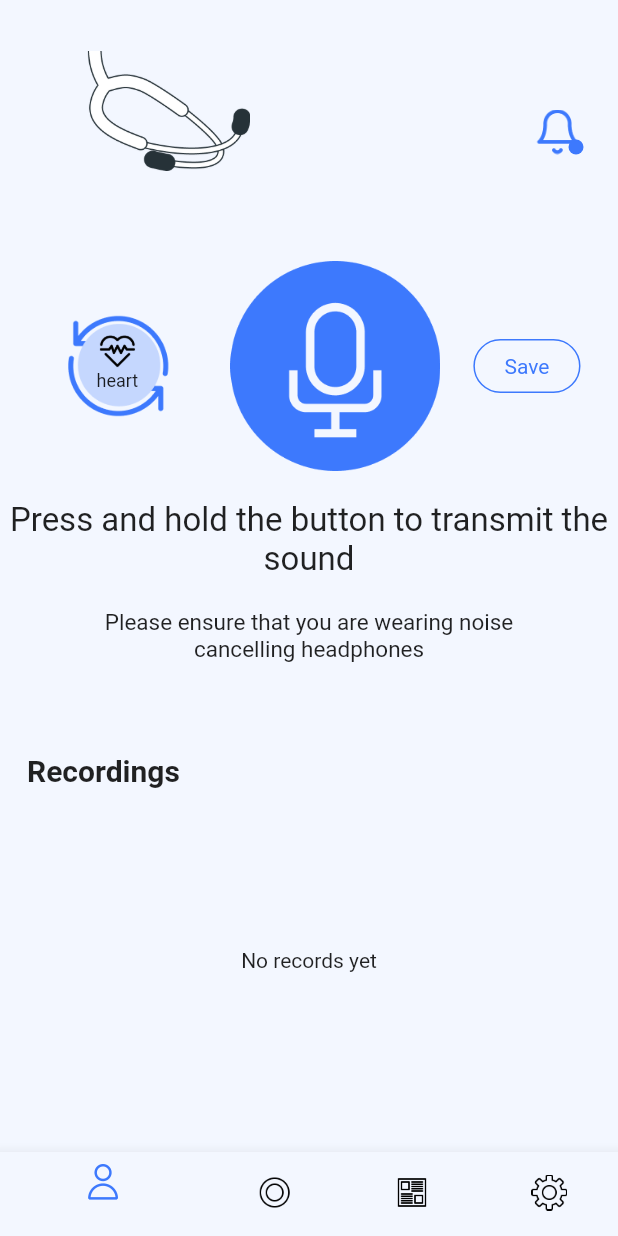
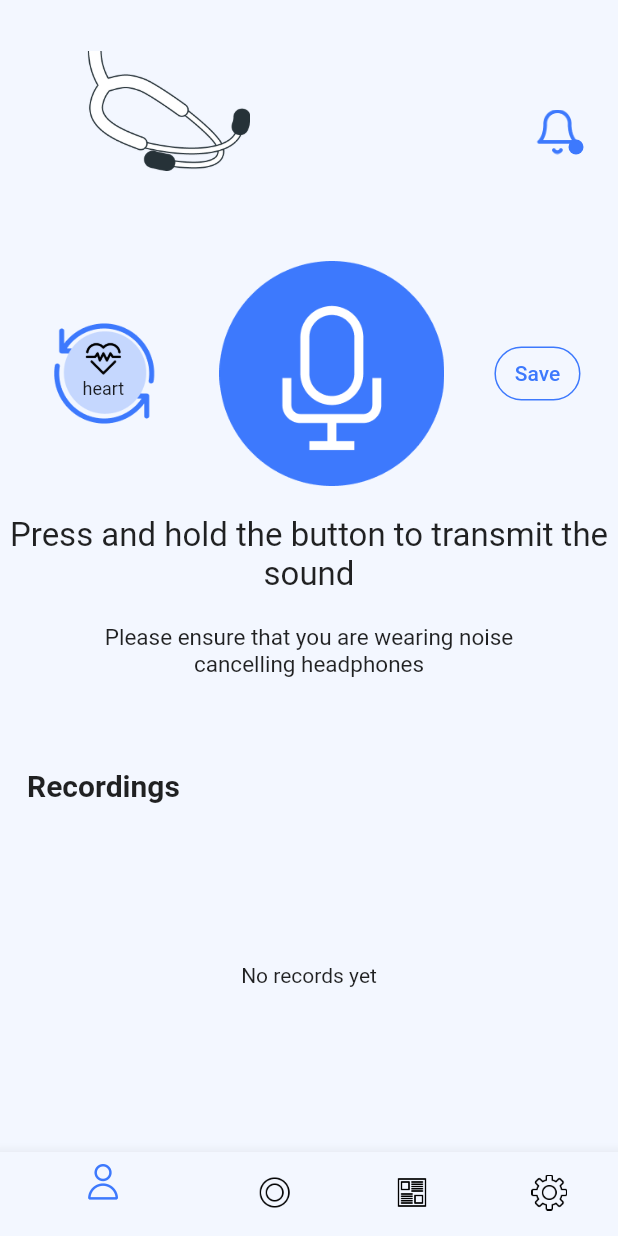
Before and after one commit to ruqaiyasattar/digitalstethoecopeAI, a Flutter app: the RolePage screen opened by its route, after a tap on an icon or button, on a phone screen of 412 x 824 dp. Run offline on Flutter 3.47's test engine with Material 2 defaults, Android fonts, the phone set to English and light mode, and no system bars; our stand-ins replace audioplayers, permission_handler; missing offline and left inert: audio_waveforms, awesome_ripple_animation, flutter_sound.

Commit message:
final changes

```diff
--- a/lib/buttons/RecordingList.dart
+++ b/lib/buttons/RecordingList.dart
@@ -27,7 +27,7 @@ class _RecordingListState extends State<RecordingList> {
             itemCount: soundProvider.records.length,
                 shrinkWrap: true,
                 itemBuilder: (context, index) {
-                  final record = soundProvider.records[index];
+                  var record = soundProvider.getRecord()[index];
                   return Tile(i: index, record: record);
                 },
               ),
--- a/lib/buttons/SaveButton.dart
+++ b/lib/buttons/SaveButton.dart
@@ -19,7 +19,19 @@ class SaveButton extends StatelessWidget {
     final soundProvider = Provider.of<SoundProvider>(context);
 
     return TextButton(
-      style: flatButtonStyle,
+      style: TextButton.styleFrom(
+        shape: RoundedRectangleBorder(
+          side: const BorderSide(
+              color:  Color(0xff3D79FD),
+              width: 1,
+              style: BorderStyle.solid
+          ),
+          borderRadius: BorderRadius.circular(25),
+        ),
+        backgroundColor:  (soundProvider.getSaved()) ? Color(0xffF3F7FF):Color(
+            0xfffd0043),
+      ),
+
       onPressed: (){
         onPress();
       },
--- a/lib/buttons/headerHalf.dart
+++ b/lib/buttons/headerHalf.dart
@@ -1,5 +1,6 @@
 import 'dart:io';
 
+import 'package:awesome_ripple_animation/awesome_ripple_animation.dart';
 import 'package:flutter/material.dart';
 import 'package:flutter/scheduler.dart';
 import 'package:flutter_sound/public/flutter_sound_recorder.dart';
@@ -145,34 +146,41 @@ class _headerHalfState extends State<headerHalf> {
                     ],
                   ),
               ),
-              GestureDetector(
-                onTap: (){
-                  soundProvider.setIsRecording();
-                  soundProvider.onRecordButtonPressed();
-                },
-                child: SizedBox(
-                  height: 140,
-                  child: Column(
-                    children: [
+
                       Expanded(
                         flex: 6,
-                        child: (soundProvider.isRecording ) ? Container(
+                        child: SizedBox(
                           height: 150,
                           width: 150,
-                          decoration: BoxDecoration(
-                            color: const Color(0xff3D79FD),
-                            borderRadius: BorderRadius.circular(100)
-                          ),
-                            child: Icon(Icons.mic,size: 70,color: Colors.white,)):Image.asset(
-                          'assets/images/img_record.png',
-                          height: 150,
-                          width: 150,
-                        ),
+                          child: InkWell(
+                            onTap: (){
+                              soundProvider.setIsRecording();
+                              soundProvider.onRecordButtonPressed();
+                            },
+                            child:(soundProvider.isRecording ) ?  RippleAnimation(
+                              repeat: true,
+                              color: const Color(0xff3D79FD),
+                              minRadius: 60,
+                              ripplesCount: 6,
+                              child:  const CircleAvatar(
+                                   maxRadius: 100,
+                                  backgroundColor: Color(0xff3D79FD),
+                                  child: Icon(Icons.stop,size: 70,color: Colors.white,)),
+                            )
+                          :CircleAvatar(
+                              maxRadius: 50,
+                            backgroundColor: Colors.white,
+                            child: Image.asset(
+                              'assets/images/img_record.png',
+
+                            ),
+                          ),),
+                        )
                       ),
-                    ],
-                  ),
-                ),
-              ),
+
+
+
+
               Expanded(
                 flex: 3,
                 child: Padding(
--- a/lib/screens/HomePage.dart
+++ b/lib/screens/HomePage.dart
@@ -32,6 +32,7 @@ class _HomePageState extends State<HomePage> {
   int _selectedIndex = 0;
   late final SoundProvider provider;
   List<dynamic> records = [];
+
   void _onItemTapped(int index) {
     setState(() {
       _selectedIndex = index;
@@ -54,7 +55,6 @@ class _HomePageState extends State<HomePage> {
 
   @override
   Widget build(BuildContext context) {
-    // final soundProvider = Provider.of<SoundProvider>(context);
 
     return Scaffold(
       backgroundColor: const Color(0xffF3F7FF),
@@ -67,7 +67,6 @@ class _HomePageState extends State<HomePage> {
         ),
       ),
       bottomNavigationBar: BottomNavigationBar(
-        //backgroundColor: const Color(0xffF3F7FF),
         items: const <BottomNavigationBarItem>[
           BottomNavigationBarItem(
             backgroundColor:  Color(0xffF3F7FF),
--- a/lib/screens/RolePage.dart
+++ b/lib/screens/RolePage.dart
@@ -32,11 +32,11 @@ class RolePage extends StatelessWidget {
               ),
             ),
           ),
-          Padding(
-            padding: const EdgeInsets.only(top: 55, right: 38, left: 38),
+          const Padding(
+            padding: EdgeInsets.only(top: 55, right: 0, left: 0),
             child: Row(
-              mainAxisAlignment: MainAxisAlignment.spaceBetween,
-              children: const [
+              mainAxisAlignment: MainAxisAlignment.spaceEvenly,
+              children: [
                  CustomButton(
                   txt: 'Transmitter',
                 ),
```
Also changed, not shown: lib/screens/provider/sound_provider.dart (+17 -7 lines), lib/screens/widgets/list_item.dart (+45 -5 lines), pubspec.yaml (+7 -1 lines), pubspec.lock, 1 other file.
